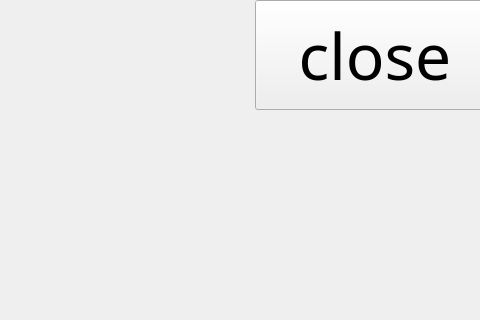
yinliuhao/Tower-Defence, file Tower_terminal/menuWidget.ui: the form before one commit; both pictures show x 0 to 480 and y 430 to 750 of the 750 by 750 pixel window.
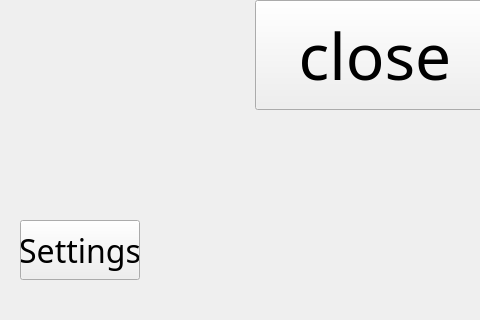
The form after the commit.

Commit message: ui文件

```diff
--- a/Tower_terminal/menuWidget.ui
+++ b/Tower_terminal/menuWidget.ui
@@ -137,6 +137,32 @@
     <string>Tower Defence</string>
    </property>
   </widget>
+  <widget class="QPushButton" name="settingsButton">
+   <property name="geometry">
+    <rect>
+     <x>20</x>
+     <y>650</y>
+     <width>120</width>
+     <height>60</height>
+    </rect>
+   </property>
+   <property name="minimumSize">
+    <size>
+     <width>120</width>
+     <height>60</height>
+    </size>
+   </property>
+   <property name="font">
+    <font>
+     <family>Algerian</family>
+     <pointsize>24</pointsize>
+     <bold>false</bold>
+    </font>
+   </property>
+   <property name="text">
+    <string>Settings</string>
+   </property>
+  </widget>
  </widget>
  <resources/>
  <connections/>
```
